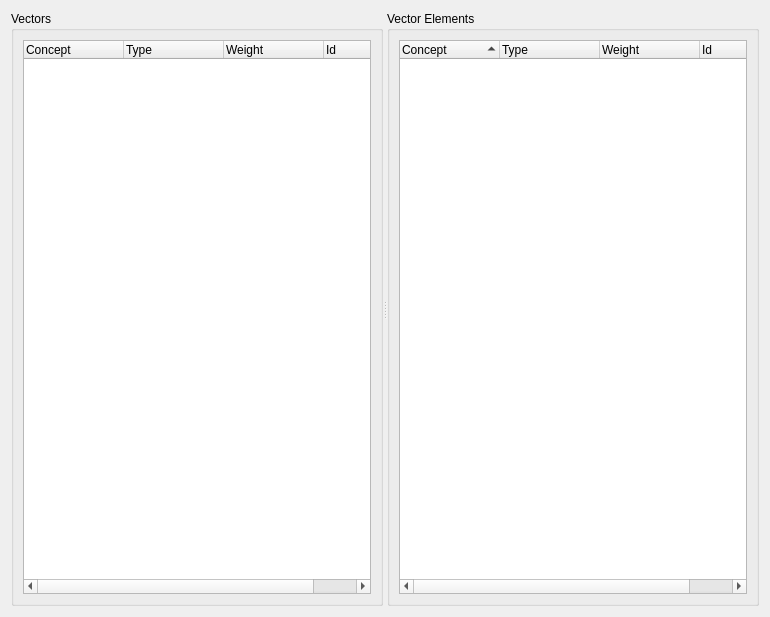
The window that galilei/frontend/kde/qgdescription.ui (pfrancq/galilei) describes before a commit, drawn with Qt 5.
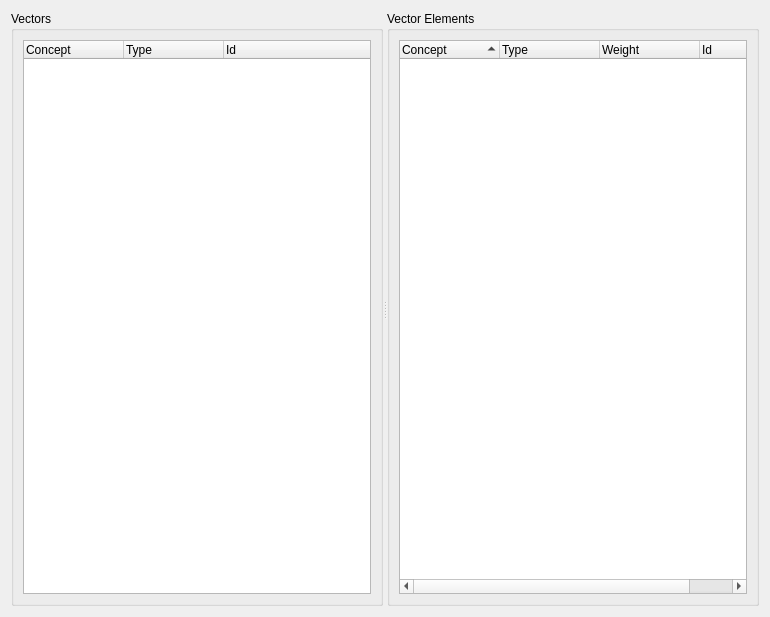
The same window after the commit.

Commit message: - Create a new directory with a tools (GDescriptionSet and GDescriptionFilter). - GVector has no weight associated anymore (if necessary, the weights of the corresponding weights may be increased). - The plug-ins computing descriptions for documents, profiles, topics and community must fill a GDescription rather a container of GVectors. - The GSubject inherits from GDescription. - Add a new type of plug-ins : Functions.

```diff
--- a/galilei/frontend/kde/qgdescription.ui
+++ b/galilei/frontend/kde/qgdescription.ui
@@ -36,11 +36,6 @@
            <string>Type</string>
           </property>
          </column>
-         <column>
-          <property name="text">
-           <string>Weight</string>
-          </property>
-         </column>
          <column>
           <property name="text">
            <string>Id</string>
```
The commit also changes 39 other files.
